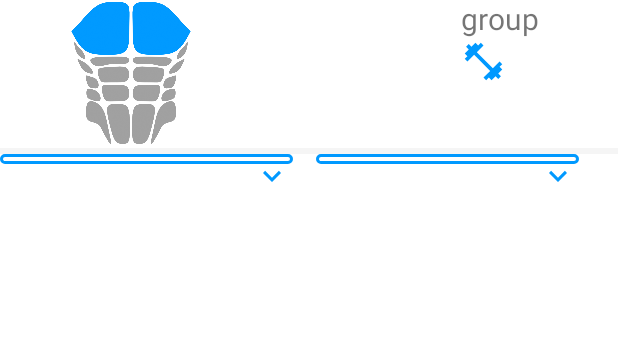
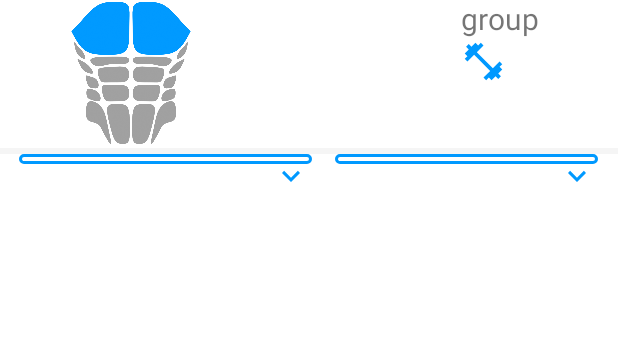
Before and after one commit to milbin/Curli, an Android app: the layout exercise_view.xml on its own in the app's theme, with its tools: preview values and no code run, on a phone screen of 412 x 824 dp. Shown: the part 86-430 px from the top of the screen. Run offline under Robolectric (Android 15) with nearby library versions, the phone set to English and light mode, and no system bars.

Commit message:
blue background, spinner centered

```diff
--- a/Android/app/src/main/java/com/fitness/curli/ExerciseListAdapter.java
+++ b/Android/app/src/main/java/com/fitness/curli/ExerciseListAdapter.java
@@ -71,7 +71,6 @@ public static class MyViewHolder extends RecyclerView.ViewHolder {
             ImageView icon = holder.cardView.findViewById(R.id.icon);
             icon.setImageResource(R.drawable.ic_add_blue_24dp);
         }
-
     }
 
     // Return the size of your dataset (invoked by the layout manager)
--- a/Android/app/src/main/res/layout/exercise_view.xml
+++ b/Android/app/src/main/res/layout/exercise_view.xml
@@ -117,7 +117,7 @@
         android:layout_below="@id/header"
         android:layout_width="match_parent"
         android:layout_height="wrap_content"
-        android:background="@android:color/white"
+        android:background="#fff"
         app:layout_anchor="@id/header"
         app:layout_anchorGravity="bottom"
         android:layout_gravity="bottom"
@@ -133,7 +133,8 @@
         android:paddingBottom="20dp"
         android:layout_gravity="bottom"
         app:layout_anchor="@id/appbar"
-        app:layout_anchorGravity="bottom"
+        app:layout_anchorGravity="bottom|center_horizontal"
+        android:gravity="center_horizontal"
         >
 
         <Spinner
@@ -175,7 +176,7 @@
         android:id="@+id/scrollView"
         android:layout_width="match_parent"
         android:layout_height="wrap_content"
-        android:background="@android:color/white"
+        android:background="#45639C"
         app:layout_behavior="@string/appbar_scrolling_view_behavior"
         android:clipToPadding="false"
         android:layout_marginTop="30dp"
--- a/Android/app/src/main/res/layout/exercises_list_view.xml
+++ b/Android/app/src/main/res/layout/exercises_list_view.xml
@@ -10,7 +10,7 @@
         android:layout_height="wrap_content"
         android:layout_marginTop="5dp"
         android:layout_marginBottom="0dp"
-        android:background="#fff"
+        android:background="@drawable/white_card_rounded"
         android:id="@+id/exrciseCardRelativeLayout"
         >
         <ImageView
```
